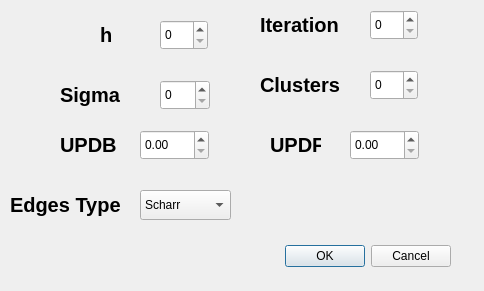
This is src/UiForm/parameters.ui in Belzico/modelo-anisotropic-diffusion as Qt 5 draws it before an edit. The edited form follows.
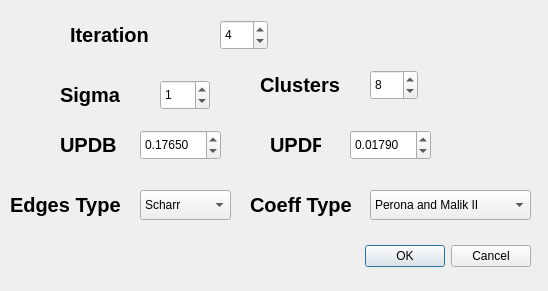
This is the edited form.

```diff
--- a/src/UiForm/parameters.ui
+++ b/src/UiForm/parameters.ui
@@ -6,7 +6,7 @@
    <rect>
     <x>0</x>
     <y>0</y>
-    <width>484</width>
+    <width>548</width>
     <height>291</height>
    </rect>
   </property>
@@ -16,7 +16,7 @@
   <widget class="QDialogButtonBox" name="buttonBox">
    <property name="geometry">
     <rect>
-     <x>280</x>
+     <x>360</x>
      <y>240</y>
      <width>171</width>
      <height>32</height>
@@ -109,26 +109,6 @@
     <string>UPDF</string>
    </property>
   </widget>
-  <widget class="QLabel" name="label_5">
-   <property name="geometry">
-    <rect>
-     <x>100</x>
-     <y>20</y>
-     <width>21</width>
-     <height>30</height>
-    </rect>
-   </property>
-   <property name="font">
-    <font>
-     <pointsize>15</pointsize>
-     <weight>75</weight>
-     <bold>true</bold>
-    </font>
-   </property>
-   <property name="text">
-    <string>h</string>
-   </property>
-  </widget>
   <widget class="QSpinBox" name="sigmaSpin">
    <property name="geometry">
     <rect>
@@ -138,45 +118,65 @@
      <height>30</height>
     </rect>
    </property>
+   <property name="maximum">
+    <number>10</number>
+   </property>
+   <property name="value">
+    <number>1</number>
+   </property>
   </widget>
   <widget class="QSpinBox" name="iterationSpin">
    <property name="geometry">
     <rect>
-     <x>370</x>
-     <y>10</y>
+     <x>220</x>
+     <y>20</y>
      <width>48</width>
      <height>30</height>
     </rect>
    </property>
+   <property name="minimum">
+    <number>1</number>
+   </property>
+   <property name="maximum">
+    <number>100</number>
+   </property>
+   <property name="singleStep">
+    <number>1</number>
+   </property>
+   <property name="value">
+    <number>4</number>
+   </property>
   </widget>
   <widget class="QDoubleSpinBox" name="updbSpin">
    <property name="geometry">
     <rect>
      <x>140</x>
      <y>130</y>
-     <width>69</width>
+     <width>81</width>
      <height>30</height>
     </rect>
    </property>
+   <property name="decimals">
+    <number>5</number>
+   </property>
+   <property name="value">
+    <double>0.176500000000000</double>
+   </property>
   </widget>
   <widget class="QDoubleSpinBox" name="updfSpin">
    <property name="geometry">
     <rect>
      <x>350</x>
      <y>130</y>
-     <width>69</width>
+     <width>81</width>
      <height>30</height>
     </rect>
    </property>
-  </widget>
-  <widget class="QSpinBox" name="constSpin">
-   <property name="geometry">
-    <rect>
-     <x>160</x>
-     <y>20</y>
-     <width>48</width>
-     <height>30</height>
-    </rect>
+   <property name="decimals">
+    <number>5</number>
+   </property>
+   <property name="value">
+    <double>0.017900000000000</double>
    </property>
   </widget>
   <widget class="QLabel" name="label_6">
@@ -227,8 +227,8 @@
   <widget class="QLabel" name="label_7">
    <property name="geometry">
     <rect>
-     <x>260</x>
-     <y>10</y>
+     <x>70</x>
+     <y>20</y>
      <width>91</width>
      <height>30</height>
     </rect>
@@ -252,6 +252,65 @@
      <width>48</width>
      <height>30</height>
     </rect>
+   </property>
+   <property name="minimum">
+    <number>1</number>
+   </property>
+   <property name="maximum">
+    <number>100</number>
+   </property>
+   <property name="value">
+    <number>8</number>
+   </property>
+  </widget>
+  <widget class="QComboBox" name="coeffBox">
+   <property name="geometry">
+    <rect>
+     <x>370</x>
+     <y>190</y>
+     <width>161</width>
+     <height>30</height>
+    </rect>
+   </property>
+   <item>
+    <property name="text">
+     <string>Perona and Malik II</string>
+    </property>
+   </item>
+   <item>
+    <property name="text">
+     <string>Perona and Malik I</string>
+    </property>
+   </item>
+   <item>
+    <property name="text">
+     <string>Weickert</string>
+    </property>
+   </item>
+   <item>
+    <property name="text">
+     <string>Charbonnier</string>
+    </property>
+   </item>
+  </widget>
+  <widget class="QLabel" name="label_8">
+   <property name="geometry">
+    <rect>
+     <x>250</x>
+     <y>190</y>
+     <width>111</width>
+     <height>30</height>
+    </rect>
+   </property>
+   <property name="font">
+    <font>
+     <pointsize>15</pointsize>
+     <weight>75</weight>
+     <bold>true</bold>
+    </font>
+   </property>
+   <property name="text">
+    <string>Coeff Type</string>
    </property>
   </widget>
  </widget>
```
